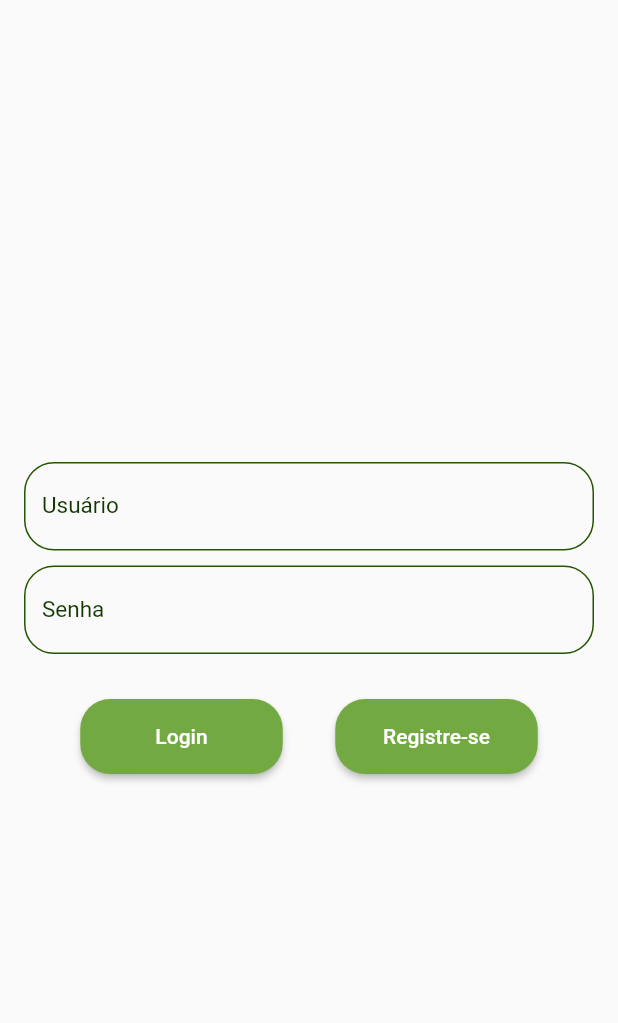
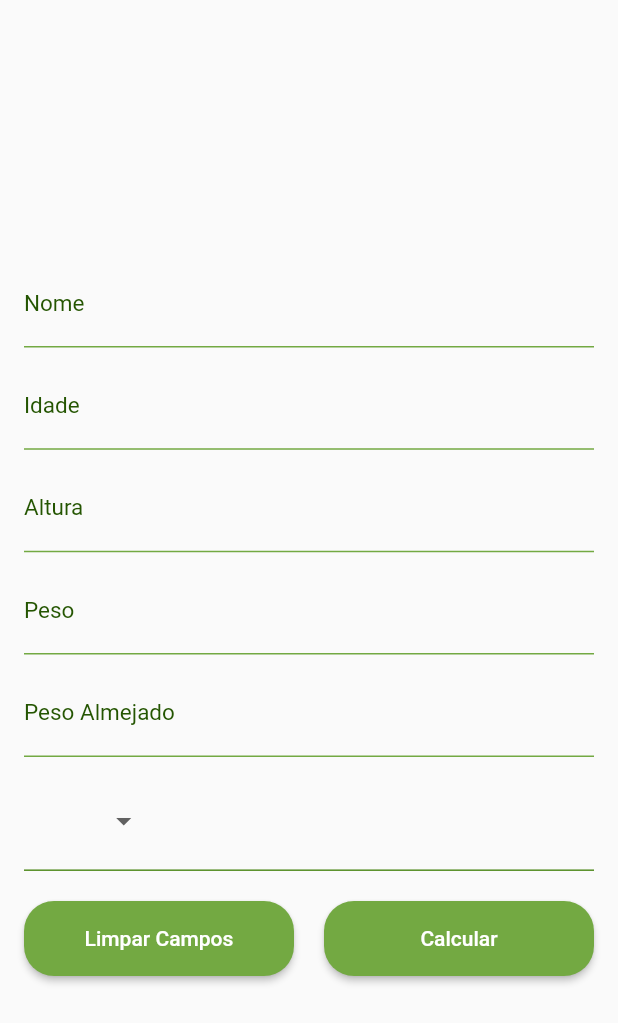
Before and after one commit to Erick-Inacio/Gasto-Energetico, a Flutter app: the screen it shows after launch, on a phone screen of 412 x 824 dp. Shown: the top 1023 px of the screen. Run offline on Flutter 3.47's test engine with Material 2 defaults, Android fonts, the phone set to English and light mode, and no system bars.

Commit message:
Att repo 21.08.23

```diff
--- a/lib/classes/calculos.dart
+++ /dev/null
@@ -1,7 +0,0 @@
-class calculos {
-  static double imc = 0, eer = 0, pesoAlmejado = 0, altura= 0;
-  static double idade = 0, cho = 0, ptn = 0, lip = 0, desjejum = 0,
-  colacao = 0, almoco = 0, lanche = 0, janta = 0, ceia = 0;
-
-
-}
--- /dev/null
+++ b/lib/classes/pessoa.dart
@@ -0,0 +1,35 @@
+import 'dart:math';
+
+enum BiologicalGender { homem, mulher }
+
+class People {
+  People({
+    required this.name,
+    required this.age,
+    required this.height,
+    required this.weight,
+    required this.bGender,
+    required this.targetWeight,
+  });
+  People.empty()
+      : name = '',
+        age = 0,
+        height = 0,
+        bGender = BiologicalGender.mulher,
+        targetWeight = 0,
+        weight = 0;
+
+  BiologicalGender bGender;
+  String name;
+  int age;
+  double height;
+  double targetWeight;
+  double weight;
+
+  double get imc => calculateIMC();
+
+  double calculateIMC() {
+    if (height == 0) return 0;
+    return weight / pow(height, 2);
+  }
+}
--- /dev/null
+++ b/lib/classes/sub_classes/calculos.dart
@@ -0,0 +1,19 @@
+
+
+/* class Calculos extends People{
+  Calculos({
+
+  }) : People.empty({});
+
+  double? _imc;
+  static double eer = 0,
+      cho = 0,
+      ptn = 0,
+      lip = 0,
+      desjejum = 0,
+      colacao = 0,
+      almoco = 0,
+      lanche = 0,
+      janta = 0,
+      ceia = 0;
+} */
--- a/lib/main.dart
+++ b/lib/main.dart
@@ -1,5 +1,5 @@
 import 'package:flutter/material.dart';
-import 'package:gasto_energetico/pages/login_page.dart';
+import 'package:gasto_energetico/pages/imc_page.dart';
 
 void main() {
   runApp(
@@ -14,7 +14,7 @@ class GastoEnergetico extends StatelessWidget {
   Widget build(BuildContext context) {
     return const MaterialApp(
       debugShowCheckedModeBanner: false,
-      home: LoginPage(),
+      home: Imc(),
     );
   }
 }
--- /dev/null
+++ b/lib/pages/imc_page.dart
@@ -0,0 +1,201 @@
+import 'package:flutter/material.dart';
+import 'package:gasto_energetico/classes/palette_colors.dart';
+import 'package:gasto_energetico/classes/pessoa.dart';
+import 'package:gasto_energetico/widgets/button.dart';
+import 'package:gasto_energetico/widgets/field_text.dart';
+
+class Imc extends StatefulWidget {
+  const Imc({super.key});
+
+  @override
+  State<Imc> createState() => _ImcState();
+}
+
+class _ImcState extends State<Imc> {
+  TextEditingController nameControl = TextEditingController();
+  TextEditingController ageControl = TextEditingController();
+  TextEditingController heightControl = TextEditingController();
+  TextEditingController weightControl = TextEditingController();
+  TextEditingController targetWeightControl = TextEditingController();
+
+  BiologicalGender? selectedBGender;
+
+  People user = People.empty();
+
+  @override
+  Widget build(BuildContext context) {
+    return Scaffold(
+      body: Padding(
+        padding: const EdgeInsets.all(16),
+        child: Center(
+          child: SingleChildScrollView(
+            child: Column(
+              mainAxisAlignment: MainAxisAlignment.center,
+              mainAxisSize: MainAxisSize.min,
+              children: [
+                FieldText(
+                  controller: nameControl,
+                  text: 'Nome',
+                  teclado: TextInputType.name,
+                ),
+                const SizedBox(
+                  height: 10,
+                ),
+                FieldText(
+                  controller: ageControl,
+                  text: 'Idade',
+                  teclado: TextInputType.number,
+                ),
+                const SizedBox(
+                  height: 10,
+                ),
+                FieldText(
+                  controller: heightControl,
+                  text: 'Altura',
+                  teclado: TextInputType.number,
+                ),
+                const SizedBox(
+                  height: 10,
+                ),
+                FieldText(
+                  controller: weightControl,
+                  text: 'Peso',
+                  teclado: TextInputType.number,
+                ),
+                const SizedBox(
+                  height: 10,
+                ),
+                FieldText(
+                  controller: targetWeightControl,
+                  text: 'Peso Almejado',
+                  teclado: TextInputType.number,
+                ),
+                const SizedBox(
+                  height: 10,
+                ),
+                Container(
+                  width: double.infinity,
+                  decoration: const BoxDecoration(
+                    border: BorderDirectional(
+                        bottom: BorderSide(
+                      color: PaletteColors.green3,
+                    )),
+                  ),
+                  child: DropdownButton<BiologicalGender>(
+                    dropdownColor: PaletteColors.green1,
+                    //padding: const EdgeInsets.only(bottom: 10),
+                    itemHeight: 65,
+                    underline: Container(),
+                    borderRadius: const BorderRadius.all(
+                      Radius.circular(20),
+                    ),
+                    value: selectedBGender,
+                    onChanged: (BiologicalGender? newValue) {
+                      setState(
+                        () {
+                          selectedBGender = newValue;
+                        },
+                      );
+                    },
+                    items:
+                        BiologicalGender.values.map((BiologicalGender gender) {
+                      return DropdownMenuItem<BiologicalGender>(
+                        value: gender,
+                        child: Text(gender.toString().split('.').last),
+                      );
+                    }).toList(),
+                  ),
+                ),
+                /* const FieldText(
+                  text: 'Classificação',
+                  teclado: TextInputType.number,
+                  enable: false,
+                ),
+                const SizedBox(
+                  height: 10,
+                ),
+                const FieldText(
+                  text: 'Grau de Obesidade',
+                  teclado: TextInputType.number,
+                  enable: false,
+                ), */
+                const SizedBox(
+                  height: 20,
+                ),
+                Row(
+                  children: [
+                    MyButton(
+                      text: 'Limpar Campos',
+                      onPressed: () {
+                        setState(() {
+                          nameControl.clear();
+                          ageControl.clear();
+                          selectedBGender = null;
+                          heightControl.clear();
+                          targetWeightControl.clear();
+                          weightControl.clear();
+                        });
+                      },
+                    ),
+                    const SizedBox(
+                      width: 20,
+                    ),
+                    MyButton(
+                      text: 'Calcular',
+                      onPressed: () {
+                        setState(
+                          () {
+                            saveAndCalculate();
+                          },
+                        );
+                      },
+                    ),
+                  ],
+                ),
+              ],
+            ),
+          ),
+        ),
+      ),
+    );
+  }
+
+  void saveAndCalculate() {
+    user.age = int.parse(ageControl.text);
+    user.height = double.parse(heightControl.text);
+    user.name = nameControl.text;
+    user.targetWeight = double.parse(targetWeightControl.text);
+    user.weight = double.parse(weightControl.text);
+    user.bGender = selectedBGender!;
+
+    setState(() {
+      showDialog(
+        context: context,
+        builder: (BuildContext context) {
+          return AlertDialog(
+            title: const Text('IMC Calculado com sucesso!'),
+            content: Text('IMC: ${user.imc.toStringAsFixed(2)}'),
+            actions: [
+              TextButton(
+                onPressed: () {
+                  setState(() {});
+                },
+                child: const Text('Alterar'),
+              ),
+              TextButton(
+                onPressed: () {},
+                child: const Text('Próxima Página'),
+              ),
+            ],
+            /*shape: BeveledRectangleBorder(
+            side: const BorderSide(
+              color: PaletteColors.green3,
+            ),
+            borderRadius: BorderRadius.circular(20),
+          ), */
+          );
+        },
+      );
+    });
+  }
+}
--- a/lib/pages/login_page.dart
+++ b/lib/pages/login_page.dart
@@ -1,6 +1,6 @@
 import 'package:flutter/material.dart';
-import 'package:gasto_energetico/classes/paletteColors.dart';
 import 'package:gasto_energetico/widgets/field_text.dart';
+import '../widgets/button.dart';
 
 class LoginPage extends StatelessWidget {
   const LoginPage({super.key});
@@ -8,13 +8,17 @@ class LoginPage extends StatelessWidget {
   @override
   Widget build(BuildContext context) {
     return Scaffold(
-      body: Center(
+      body: Container(
+        decoration: const BoxDecoration(
+          color: Color(0xff000000),
+        ),
+        child: Center(
           child: Padding(
             padding: const EdgeInsets.all(16.0),
             child: Column(
               mainAxisSize: MainAxisSize.min,
               children: [
-              const FieldText(
+                FieldText(
                   text: 'Usuário',
                   hint: 'exemplo@exemplo.com.br',
                   teclado: TextInputType.emailAddress,
@@ -22,42 +26,28 @@ class LoginPage extends StatelessWidget {
                 const SizedBox(
                   height: 10,
                 ),
-              const FieldText(
+                FieldText(
                   text: 'Senha',
                   hint: '@Abcd123',
                   teclado: TextInputType.text,
                   obscureText: true,
                 ),
                 const SizedBox(
-                height: 30,
+                  height: 20,
                 ),
                 Row(
                   mainAxisAlignment: MainAxisAlignment.center,
                   children: [
-                  ElevatedButton(
+                    MyButton(
+                      text: 'Login',
                       onPressed: () {},
-                    style: ElevatedButton.styleFrom(
-                      shape: RoundedRectangleBorder(
-                        borderRadius: BorderRadius.circular(20),
-                      ),
-                      fixedSize: const Size(135, 50),
-                      backgroundColor: PaletteColors.green2,
-                    ),
-                    child: const Text('Login'),
                     ),
                     const SizedBox(
-                    width: 35,
+                      width: 20,
                     ),
-                  ElevatedButton(
+                    MyButton(
+                      text: 'Cadastre-se',
                       onPressed: () {},
-                    style: ElevatedButton.styleFrom(
-                      shape: RoundedRectangleBorder(
-                        borderRadius: BorderRadius.circular(20),
-                      ),
-                      fixedSize: const Size(135, 50),
-                      backgroundColor: PaletteColors.green2,
-                    ),
-                    child: const Text('Registre-se'),
                     ),
                   ],
                 )
@@ -65,6 +55,7 @@ class LoginPage extends StatelessWidget {
             ),
           ),
         ),
+      ),
     );
   }
 }
--- /dev/null
+++ b/lib/widgets/button.dart
@@ -0,0 +1,30 @@
+import 'package:flutter/material.dart';
+import '../classes/palette_colors.dart';
+
+class MyButton extends StatelessWidget {
+  const MyButton({
+    super.key,
+    required this.text,
+    required this.onPressed,
+  });
+
+  final String text;
+  final Function() onPressed;
+
+  @override
+  Widget build(BuildContext context) {
+    return Expanded(
+      child: ElevatedButton(
+        onPressed: onPressed,
+        style: ElevatedButton.styleFrom(
+          shape: RoundedRectangleBorder(
+            borderRadius: BorderRadius.circular(20),
+          ),
+          fixedSize: const Size.fromHeight(50),
+          backgroundColor: PaletteColors.green2,
+        ),
+        child: Text(text),
+      ),
+    );
+  }
+}
--- a/lib/widgets/field_text.dart
+++ b/lib/widgets/field_text.dart
@@ -1,47 +1,74 @@
 import 'package:flutter/material.dart';
-import '../classes/paletteColors.dart';
+import '../classes/palette_colors.dart';
 
 class FieldText extends StatelessWidget {
-  const FieldText(
-      {super.key,
-      required this.text,
-      this.hint,
-      this.teclado = TextInputType.text,
-      this.obscureText = false});
+  const FieldText({
+    super.key,
+    this.text,
+    this.hint,
+    this.teclado = TextInputType.text,
+    this.obscureText = false,
+    this.enable = true,
+    this.controller,
+  });
+  const FieldText.empty({super.key})
+      : text = '',/////////////////////////////////////////////
+        hint = '',
+        teclado = TextInputType.text,
+        obscureText = false,
+        enable = true,
+        controller = null;
 
-  final String text;
+  final String? text;
   final String? hint;
   final TextInputType teclado;
   final bool obscureText;
+  final bool enable;
+  final TextEditingController? controller;
 
   @override
   Widget build(BuildContext context) {
     return TextField(
+      controller: controller,
+      enabled: enable,
+      style: const TextStyle(
+        color: PaletteColors.green2,
+      ),
       obscureText: obscureText,
       keyboardType: teclado,
-      textAlign: TextAlign.center,
       decoration: InputDecoration(
-        focusedBorder: const OutlineInputBorder(
-          borderRadius: BorderRadius.all(
-            Radius.circular(20),
+        focusedBorder: const UnderlineInputBorder(
+          borderRadius: BorderRadius.all(Radius.zero),
+          borderSide: BorderSide(
+            color: PaletteColors.green4,
+          ),
+        ),
+        /* OutlineInputBorder(
+          borderRadius: BorderRadius.only(
+            bottomLeft: Radius.circular(20),
           ),
           borderSide: BorderSide(
             color: PaletteColors.green2,
             // style: BorderStyle.solid,
           ),
+        ), */
+        enabledBorder: const UnderlineInputBorder(
+          borderSide: BorderSide(
+            color: PaletteColors.green2,
+          ),
         ),
-        enabledBorder: const OutlineInputBorder(
+        /* OutlineInputBorder(
           borderRadius: BorderRadius.all(
             Radius.circular(20),
           ),
           borderSide: BorderSide(
             color: PaletteColors.green4,
           ),
-        ),
+        ), */
         labelText: text,
         labelStyle: const TextStyle(
           fontSize: 15,
-          color: PaletteColors.green6,
+          color: PaletteColors.green4,
         ),
         hintText: hint,
         hintStyle: const TextStyle(
```
Also changed, not shown: lib/classes/palette_colors.dart (renamed from lib/classes/paletteColors.dart). Lines whose indentation alone changed are shown as unchanged.
